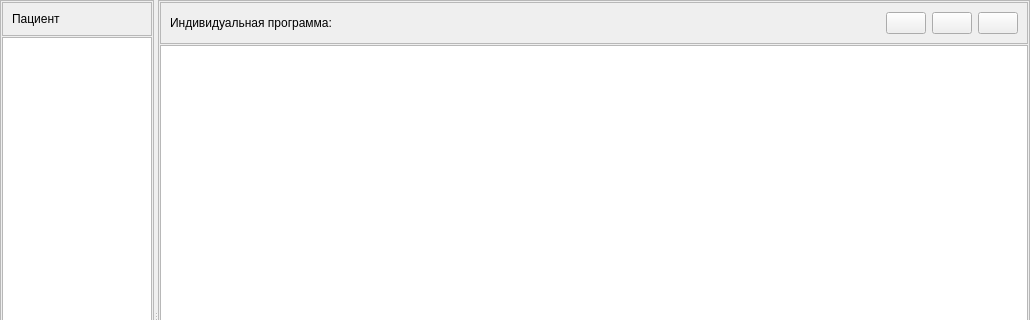
Old version of the form client_widgets/personalprogramwidget.ui in the repository grigp/a-analyser; both pictures show x 0 to 1030 and y 0 to 320 of the 1030 by 639 pixel window.
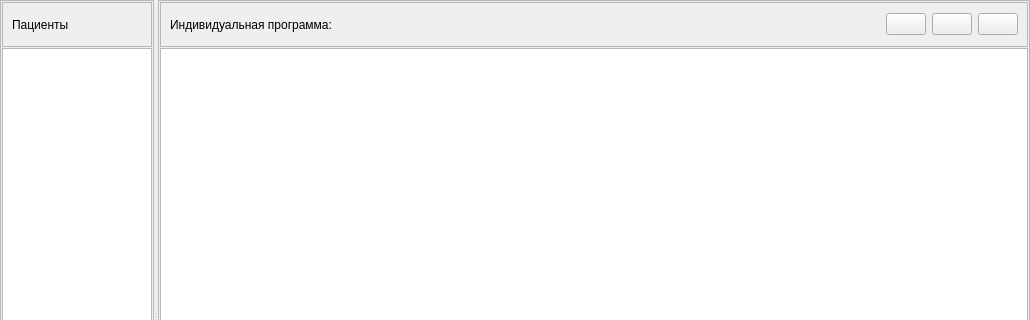
New version of the form. Icons and pictures are not drawn.

```diff
--- a/client_widgets/personalprogramwidget.ui
+++ b/client_widgets/personalprogramwidget.ui
@@ -77,6 +77,12 @@
           </property>
           <item>
            <widget class="QFrame" name="frPatientTitle">
+            <property name="minimumSize">
+             <size>
+              <width>0</width>
+              <height>45</height>
+             </size>
+            </property>
             <property name="frameShape">
              <enum>QFrame::StyledPanel</enum>
             </property>
@@ -87,7 +93,7 @@
              <item>
               <widget class="QLabel" name="lblPatientsTitle">
                <property name="text">
-                <string>Пациент</string>
+                <string>Пациенты</string>
                </property>
               </widget>
              </item>
@@ -130,6 +136,12 @@
           </property>
           <item>
            <widget class="QFrame" name="frPPTitle">
+            <property name="minimumSize">
+             <size>
+              <width>0</width>
+              <height>45</height>
+             </size>
+            </property>
             <property name="frameShape">
              <enum>QFrame::StyledPanel</enum>
             </property>
@@ -137,6 +149,15 @@
              <enum>QFrame::Raised</enum>
             </property>
             <layout class="QHBoxLayout" name="horizontalLayout_3">
+             <property name="leftMargin">
+              <number>9</number>
+             </property>
+             <property name="topMargin">
+              <number>1</number>
+             </property>
+             <property name="bottomMargin">
+              <number>1</number>
+             </property>
              <item>
               <widget class="QLabel" name="lblPPTitle">
                <property name="text">
@@ -162,6 +183,16 @@
                <property name="text">
                 <string/>
                </property>
+               <property name="icon">
+                <iconset resource="../kernel.qrc">
+                 <normaloff>:/images/ResultsRun.png</normaloff>:/images/ResultsRun.png</iconset>
+               </property>
+               <property name="iconSize">
+                <size>
+                 <width>32</width>
+                 <height>32</height>
+                </size>
+               </property>
               </widget>
              </item>
              <item>
@@ -169,6 +200,16 @@
                <property name="text">
                 <string/>
                </property>
+               <property name="icon">
+                <iconset resource="../kernel.qrc">
+                 <normaloff>:/images/Close.png</normaloff>:/images/Close.png</iconset>
+               </property>
+               <property name="iconSize">
+                <size>
+                 <width>32</width>
+                 <height>32</height>
+                </size>
+               </property>
               </widget>
              </item>
              <item>
@@ -176,6 +217,16 @@
                <property name="text">
                 <string/>
                </property>
+               <property name="icon">
+                <iconset resource="../kernel.qrc">
+                 <normaloff>:/images/MethodsEdit.png</normaloff>:/images/MethodsEdit.png</iconset>
+               </property>
+               <property name="iconSize">
+                <size>
+                 <width>32</width>
+                 <height>32</height>
+                </size>
+               </property>
               </widget>
              </item>
             </layout>
```
Left out of the diff: 92 changed lines with no effect on the pictures.
